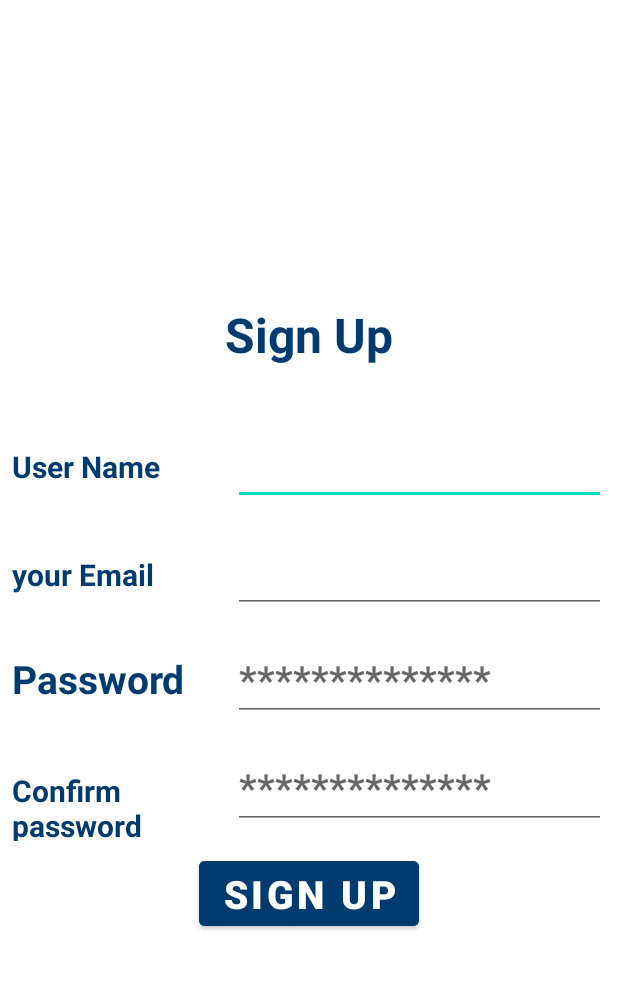
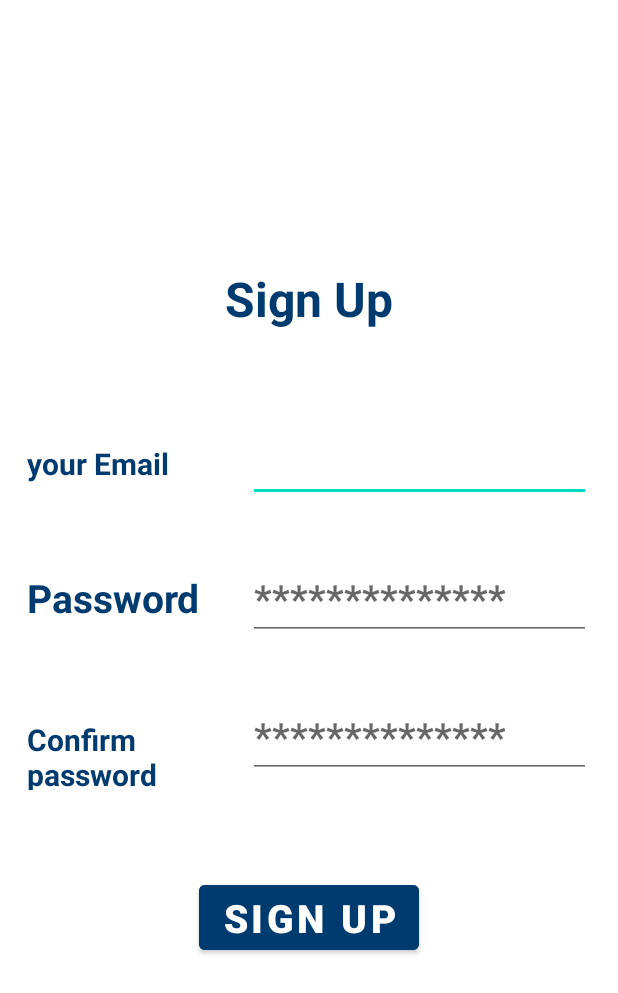
Before and after one commit to Ahmedzaid16/shifaa, an Android app: the layout activity_sign_up.xml on its own in the app's theme, with its tools: preview values and no code run, on a phone screen of 412 x 824 dp. Shown: the top 993 px of the screen. Run offline under Robolectric (Android 15) with nearby library versions, the phone set to English and light mode, and no system bars.

Commit message:
الحمد لله

```diff
--- a/app/src/main/java/com/example/lab1/HomeManger.java
+++ b/app/src/main/java/com/example/lab1/HomeManger.java
@@ -6,6 +6,7 @@ import android.content.Intent;
 import android.media.Image;
 import android.os.Bundle;
 import android.view.View;
+import android.widget.Button;
 import android.widget.ImageView;
 import android.widget.Toast;
 import android.widget.ViewFlipper;
@@ -19,7 +20,7 @@ public class HomeManger extends AppCompatActivity {
     ImageView img_brainM ;
     ImageView img_heartM ;
     ImageView img_boonM;
-    ViewFlipper fliper;
+    Button fliper;
     @Override
     protected void onCreate(Bundle savedInstanceState) {
         super.onCreate(savedInstanceState);
--- a/app/src/main/java/com/example/lab1/TeethManger.java
+++ b/app/src/main/java/com/example/lab1/TeethManger.java
@@ -84,7 +84,7 @@ public class TeethManger extends AppCompatActivity {
                 if (d.getName() != null) {
                     if (!first[0]) {
                         try {
-                            TimeUnit.SECONDS.sleep(1);
+                            TimeUnit.MILLISECONDS.sleep(1500);
                             first[0] =false;
                         } catch (InterruptedException e) {
                             e.printStackTrace();
--- a/app/src/main/java/com/example/lab1/boone_manager.java
+++ b/app/src/main/java/com/example/lab1/boone_manager.java
@@ -64,7 +64,6 @@ public class boone_manager extends AppCompatActivity {
         lv.setAdapter(myAdapter);
         reference = FirebaseDatabase.getInstance().getReference("boone");
         reference.addChildEventListener(new ChildEventListener() {
-
             @Override
             public void onChildAdded(@NonNull DataSnapshot snapshot, @Nullable String previousChildName) {
                 data d = snapshot.getValue(data.class);
@@ -75,7 +74,7 @@ public class boone_manager extends AppCompatActivity {
                 if (d.getName() != null) {
                     if (!first[0]) {
                         try {
-                            TimeUnit.SECONDS.sleep(1);
+                            TimeUnit.MILLISECONDS.sleep(1500);
                             first[0] =false;
                         } catch (InterruptedException e) {
                             e.printStackTrace();
@@ -167,8 +166,8 @@ public class boone_manager extends AppCompatActivity {
                             Toast.makeText(getApplicationContext(), "added Failed", Toast.LENGTH_SHORT).show();
                         }
                     });
+                    uplodeimage();
                     myAdapter.notifyDataSetChanged();
-                    uplodeimage();
                 }
                 else
                     Toast.makeText(getApplicationContext(), "pick image first", Toast.LENGTH_SHORT).show();
--- a/app/src/main/java/com/example/lab1/brain_manger.java
+++ b/app/src/main/java/com/example/lab1/brain_manger.java
@@ -76,7 +76,7 @@ public class brain_manger extends AppCompatActivity {
                 if (d.getName() != null) {
                     if (!first[0]) {
                         try {
-                            TimeUnit.SECONDS.sleep(1);
+                            TimeUnit.MILLISECONDS.sleep(1500);
                             first[0] =false;
                         } catch (InterruptedException e) {
                             e.printStackTrace();
@@ -172,8 +172,6 @@ public class brain_manger extends AppCompatActivity {
                 }
                 else
                     Toast.makeText(getApplicationContext(), "pick image first", Toast.LENGTH_SHORT).show();
-
-
             }
         });
     }
--- a/app/src/main/java/com/example/lab1/heart_manager.java
+++ b/app/src/main/java/com/example/lab1/heart_manager.java
@@ -77,7 +77,7 @@ public class heart_manager extends AppCompatActivity {
                 if (d.getName() != null) {
                     if (!first[0]) {
                         try {
-                            TimeUnit.SECONDS.sleep(1);
+                            TimeUnit.MILLISECONDS.sleep(1500);
                             first[0] =false;
                         } catch (InterruptedException e) {
                             e.printStackTrace();
--- a/app/src/main/java/com/example/lab1/signUp.java
+++ b/app/src/main/java/com/example/lab1/signUp.java
@@ -32,7 +32,6 @@ public class signUp extends AppCompatActivity {
         setContentView(R.layout.activity_sign_up);
 
         btn = findViewById(R.id.btnsignup);
-        userName = findViewById(R.id.userName_SignUp);
         password = findViewById(R.id.password_SignUp);
         repassword = findViewById(R.id.repassword_SignUp);
         email = findViewById(R.id.email);
--- a/app/src/main/res/layout/activity_sign_up.xml
+++ b/app/src/main/res/layout/activity_sign_up.xml
@@ -12,7 +12,7 @@
         style="@style/customstyle"
         android:layout_width="wrap_content"
         android:layout_height="wrap_content"
-        android:layout_margin="8dp"
+        android:layout_margin="20dp"
         android:paddingBottom="20dp"
         android:text="@string/sinup"
         android:textSize="32sp"
@@ -24,33 +24,11 @@
         android:layout_height="wrap_content"
         android:gravity="center_horizontal">
     </LinearLayout>
-
     <LinearLayout
         android:layout_width="match_parent"
         android:layout_height="wrap_content"
-        android:orientation="horizontal">
-
-        <TextView
-            style="@style/customstyle"
-            android:layout_width="131dp"
-            android:layout_height="wrap_content"
-            android:layout_margin="8dp"
-            android:text="@string/user"
-            android:textColor="@color/DarkBlue"/>
-
-        <EditText
-            android:id="@+id/userName_SignUp"
-            style="@style/customstyle"
-            android:layout_width="match_parent"
-            android:layout_height="wrap_content"
-            android:layout_margin="8dp"
-            android:inputType="text"
-            android:textSize="26sp" />
-    </LinearLayout>
-    <LinearLayout
-        android:layout_width="match_parent"
-        android:layout_height="wrap_content"
-        android:orientation="horizontal">
+        android:orientation="horizontal"
+        android:layout_margin="10dp">
 
         <TextView
             style="@style/customstyle"
@@ -73,7 +51,8 @@
     <LinearLayout
         android:layout_width="match_parent"
         android:layout_height="wrap_content"
-        android:orientation="horizontal">
+        android:orientation="horizontal"
+        android:layout_margin="10dp">
 
         <TextView
             android:layout_width="131dp"
@@ -99,7 +78,9 @@
     <LinearLayout
         android:layout_width="match_parent"
         android:layout_height="wrap_content"
-        android:orientation="horizontal">
+        android:orientation="horizontal"
+        android:layout_margin="10dp"
+        android:paddingBottom="20dp">
 
         <TextView
             style="@style/customstyle"
@@ -123,7 +104,8 @@
     <LinearLayout
         android:layout_width="match_parent"
         android:layout_height="wrap_content"
-        android:gravity="center_horizontal">
+        android:gravity="center_horizontal"
+        android:layout_margin="20dp">
 
         <Button
             android:id="@+id/btnsignup"
```
Also changed, not shown: app/build.gradle (+7 -7 lines), app/src/main/java/com/example/lab1/MainActivity.java (+8 -12 lines), app/src/main/java/com/example/lab1/MangeOrder.java (+16 -3 lines), app/src/main/res/layout/activity_home_manger.xml (+15 -9 lines), app/src/main/res/layout/activity_main.xml (+0 -9 lines).
